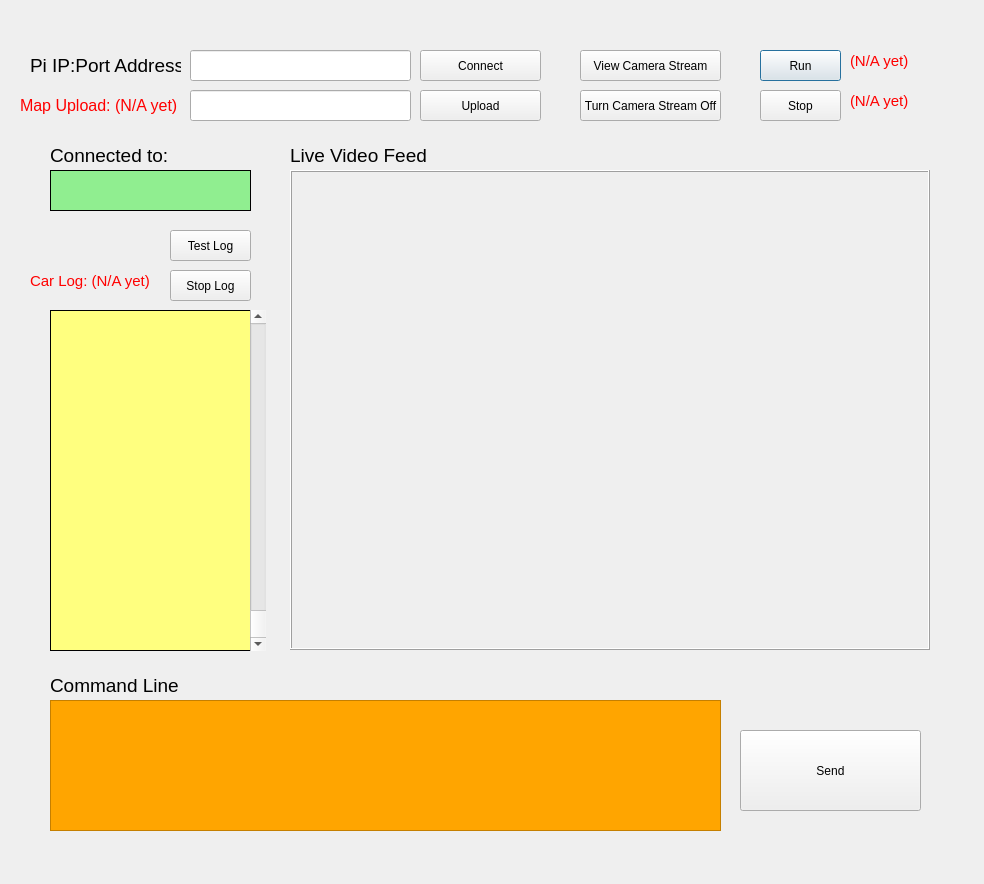
Temple-Autonomous-RC-Car/Control-Server, file rcGUI_design.ui: the form before one commit.
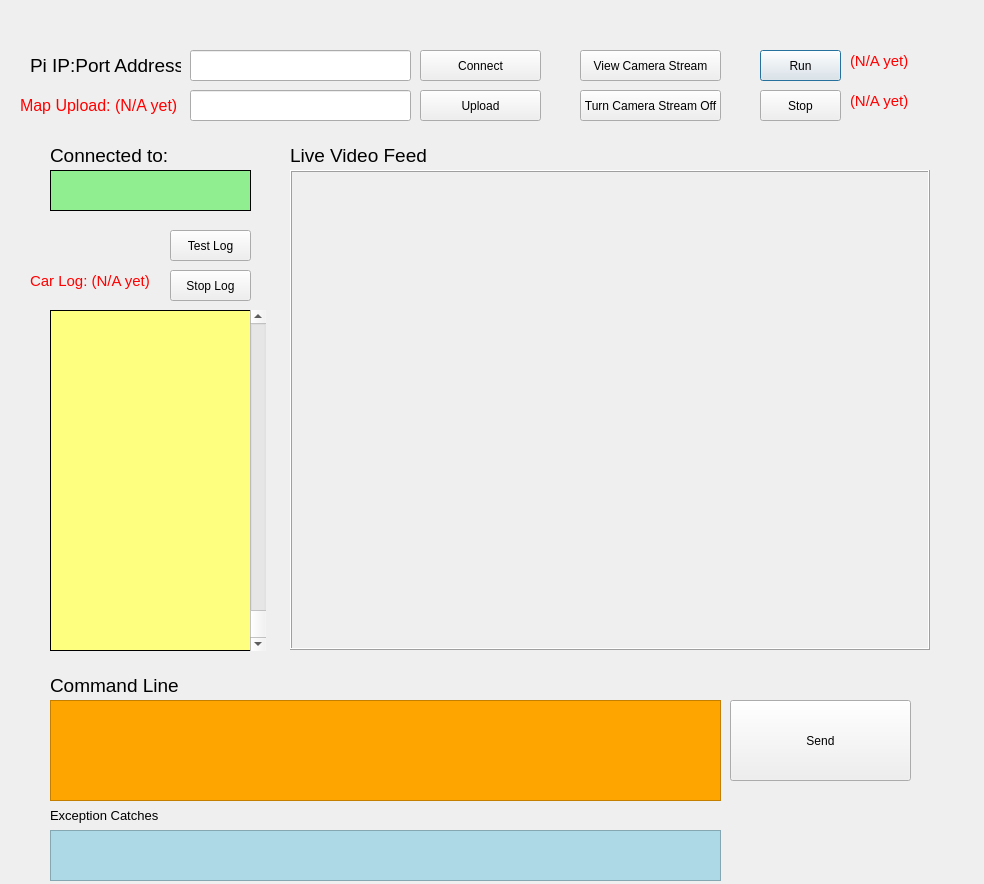
The form after the commit.

```diff
--- a/rcGUI_design.ui
+++ b/rcGUI_design.ui
@@ -490,7 +490,7 @@
      <x>50</x>
      <y>700</y>
      <width>671</width>
-     <height>131</height>
+     <height>101</height>
     </rect>
    </property>
    <property name="styleSheet">
@@ -500,8 +500,8 @@
   <widget class="QPushButton" name="sendCMD">
    <property name="geometry">
     <rect>
-     <x>740</x>
-     <y>730</y>
+     <x>730</x>
+     <y>700</y>
      <width>181</width>
      <height>81</height>
     </rect>
@@ -528,6 +528,37 @@
     <string>Command Line</string>
    </property>
   </widget>
+  <widget class="QTextEdit" name="exception_line">
+   <property name="geometry">
+    <rect>
+     <x>50</x>
+     <y>830</y>
+     <width>671</width>
+     <height>51</height>
+    </rect>
+   </property>
+   <property name="styleSheet">
+    <string notr="true">background-color: lightblue;</string>
+   </property>
+  </widget>
+  <widget class="QLabel" name="IPAddressLabel_3">
+   <property name="geometry">
+    <rect>
+     <x>50</x>
+     <y>800</y>
+     <width>151</width>
+     <height>31</height>
+    </rect>
+   </property>
+   <property name="font">
+    <font>
+     <pointsize>10</pointsize>
+    </font>
+   </property>
+   <property name="text">
+    <string>Exception Catches</string>
+   </property>
+  </widget>
   <zorder>scrollArea</zorder>
   <zorder>RunButton</zorder>
   <zorder>StopButton</zorder>
```
Left out of the diff: 2 changed lines with no effect on the pictures.
